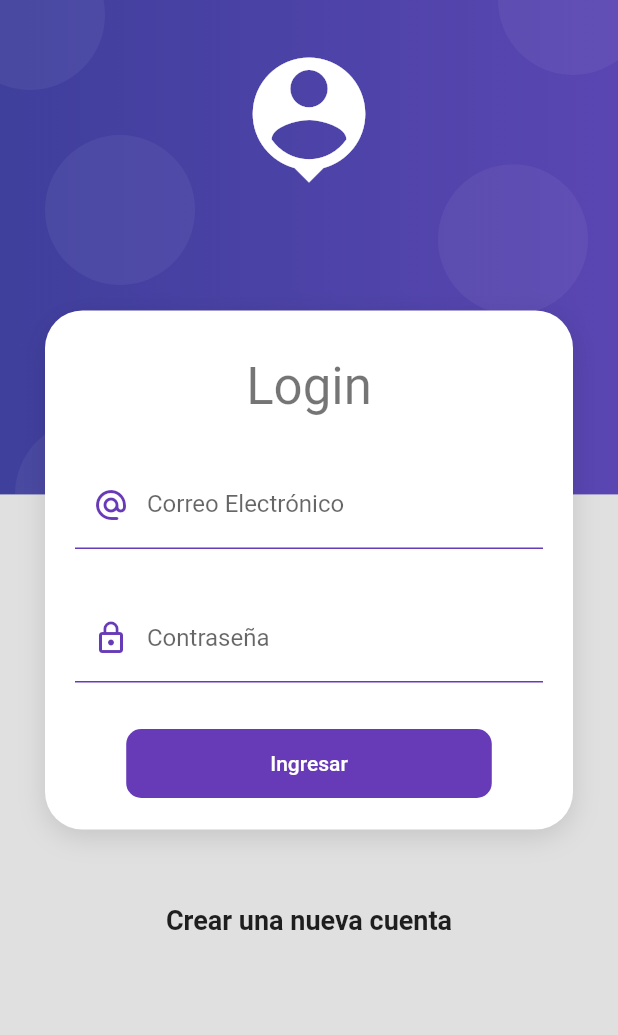
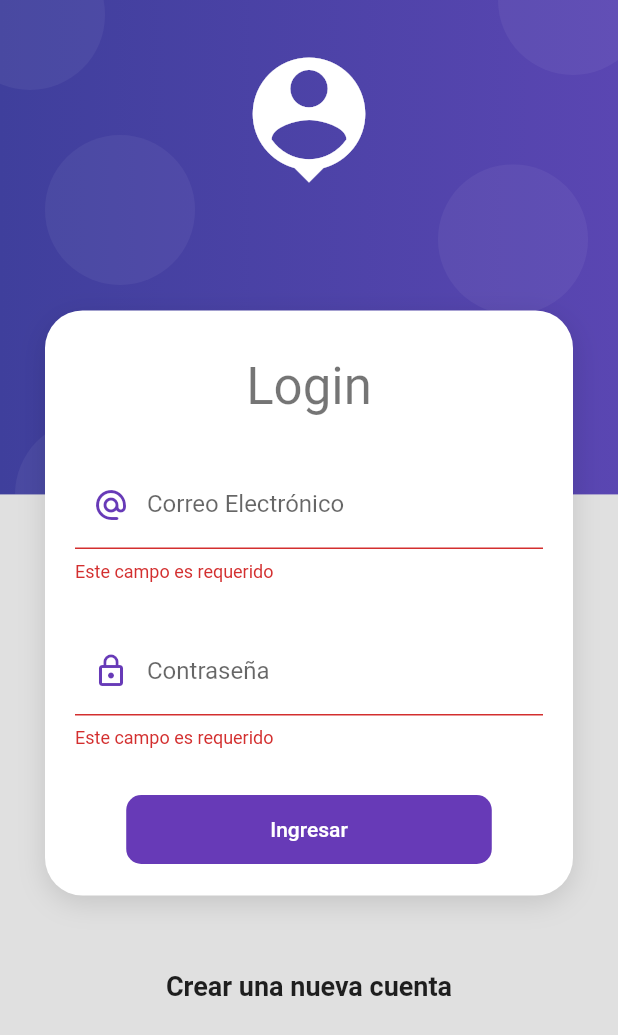
Before and after one commit to mcubico/flutter-tutorial, a Flutter app: the screen it shows after launch, scrolled down 43 dp, after a tap on "Ingresar", on a phone screen of 412 x 824 dp. Shown: the top 1035 px of the screen. Run offline on Flutter 3.47's test engine with Material 2 defaults, Android fonts, the phone set to English and light mode, and no system bars.

```diff
--- /dev/null
+++ b/formularios/lib/app/domain/providers/login_form_provider.dart
@@ -0,0 +1,19 @@
+import 'package:flutter/material.dart';
+
+class LoginFormProvider extends ChangeNotifier {
+  bool _isLoading = false;
+
+  final formKey = GlobalKey<FormState>();
+  String email = '';
+  String password = '';
+
+  bool get isLoading => _isLoading;
+  set isLoading(bool value) {
+    _isLoading = value;
+    notifyListeners();
+  }
+
+  bool isValidForm() {
+    return formKey.currentState?.validate() ?? false;
+  }
+}
--- /dev/null
+++ b/formularios/lib/app/domain/providers/providers.dart
@@ -0,0 +1 @@
+export 'package:formularios/app/domain/providers/login_form_provider.dart';
--- a/formularios/lib/app/ui/helpers/helpers.dart
+++ b/formularios/lib/app/ui/helpers/helpers.dart
@@ -0,0 +1 @@
+export 'package:formularios/app/ui/helpers/input_decoration_helper.dart';
--- a/formularios/lib/app/ui/views/login_view.dart
+++ b/formularios/lib/app/ui/views/login_view.dart
@@ -1,5 +1,8 @@
 import 'package:flutter/material.dart';
-import 'package:formularios/app/ui/helpers/input_decoration_helper.dart';
+import 'package:provider/provider.dart';
+
+import 'package:formularios/app/domain/providers/providers.dart';
+import 'package:formularios/app/ui/helpers/helpers.dart';
 import 'package:formularios/app/ui/widgets/widgets.dart';
 
 class LoginView extends StatelessWidget {
@@ -24,7 +27,10 @@ class LoginView extends StatelessWidget {
                     const SizedBox(height: 30),
 
                     // Form
-                    const _LoginForm(),
+                    ChangeNotifierProvider(
+                      create: (context) => LoginFormProvider(),
+                      child: const _LoginForm(),
+                    ),
                   ],
                 ),
               ),
@@ -47,9 +53,11 @@ class _LoginForm extends StatelessWidget {
 
   @override
   Widget build(BuildContext context) {
+    final loginForm = Provider.of<LoginFormProvider>(context);
+
     return Form(
+      key: loginForm.formKey,
       autovalidateMode: AutovalidateMode.onUserInteraction,
-
       child: Column(
         children: [
           // Email
@@ -61,6 +69,7 @@ class _LoginForm extends StatelessWidget {
               labelText: 'Correo Electrónico',
               prefixIcon: Icons.alternate_email_rounded,
             ),
+            onChanged: (value) => loginForm.email,
             validator: (value) {
               if (value == null || value.isEmpty) {
                 return 'Este campo es requerido';
@@ -87,6 +96,7 @@ class _LoginForm extends StatelessWidget {
               labelText: 'Contraseña',
               prefixIcon: Icons.lock_outline,
             ),
+            onChanged: (value) => loginForm.password,
             validator: (value) {
               if (value == null || value.isEmpty) {
                 return 'Este campo es requerido';
@@ -104,14 +114,32 @@ class _LoginForm extends StatelessWidget {
             disabledColor: Colors.grey,
             elevation: 0,
             color: Colors.deepPurple,
-            child: const Padding(
-              padding: EdgeInsets.symmetric(horizontal: 80, vertical: 15),
+            onPressed: loginForm.isLoading
+                ? null
+                : () async {
+                    // Se usa para quitar el teclado cuando se presione el botón
+                    FocusScope.of(context).unfocus();
+
+                    if (!loginForm.isValidForm()) {
+                      return;
+                    }
+
+                    loginForm.isLoading = true;
+                    await Future.delayed(const Duration(seconds: 2));
+                    loginForm.isLoading = false;
+
+                    // Se usa pushReplacementNamed para que no se de la opción de
+                    // regresar al login al usuario ya que se destruye el stack de las
+                    // pantallas y establece el home como la pantalla inicial
+                    //Navigator.pushReplacementNamed(context, 'home');
+                  },
+            child: Padding(
+              padding: const EdgeInsets.symmetric(horizontal: 80, vertical: 15),
               child: Text(
-                'Ingresar',
-                style: TextStyle(color: Colors.white),
+                loginForm.isLoading ? 'Espera...' : 'Ingresar',
+                style: const TextStyle(color: Colors.white),
               ),
             ),
-            onPressed: () {},
           ),
         ],
       ),
--- a/formularios/pubspec.yaml
+++ b/formularios/pubspec.yaml
@@ -29,6 +29,7 @@ environment:
 dependencies:
   flutter:
     sdk: flutter
+  provider: ^5.0.0
 
 
   # The following adds the Cupertino Icons font to your application.
```
Also changed, not shown: formularios/pubspec.lock.
